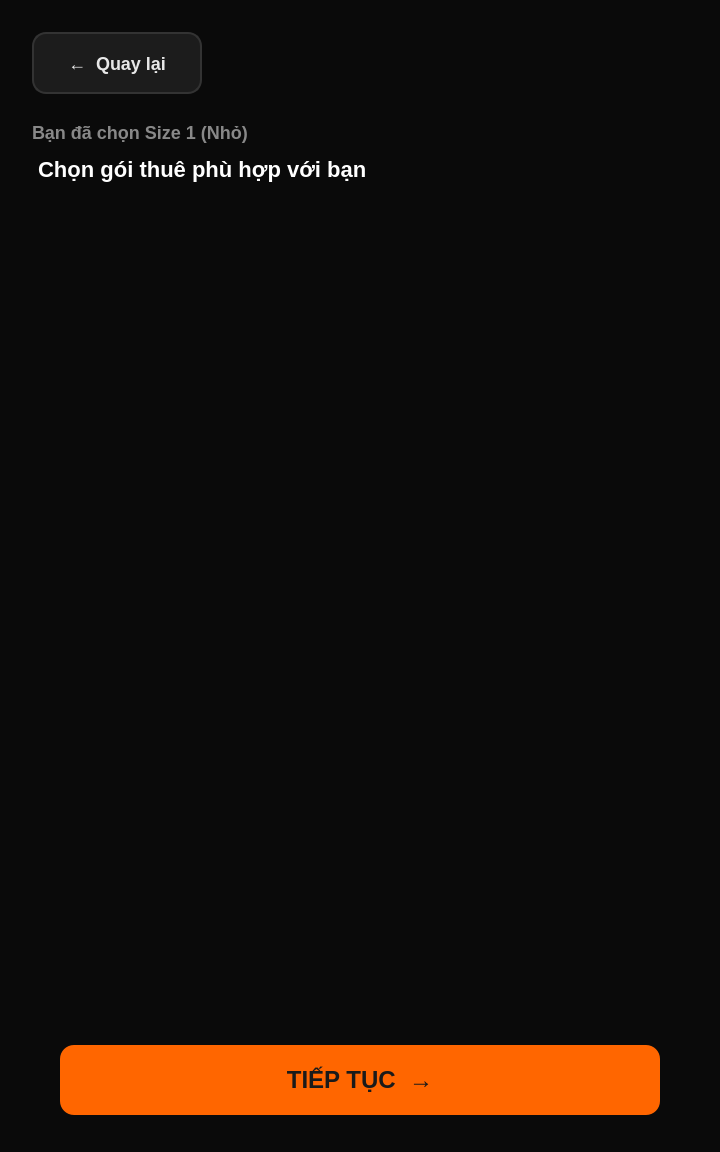
This is raspi_app/ui/RentPlan.ui in nhatbx4002/SmartBox as Qt 5 draws it before an edit. The edited form follows.
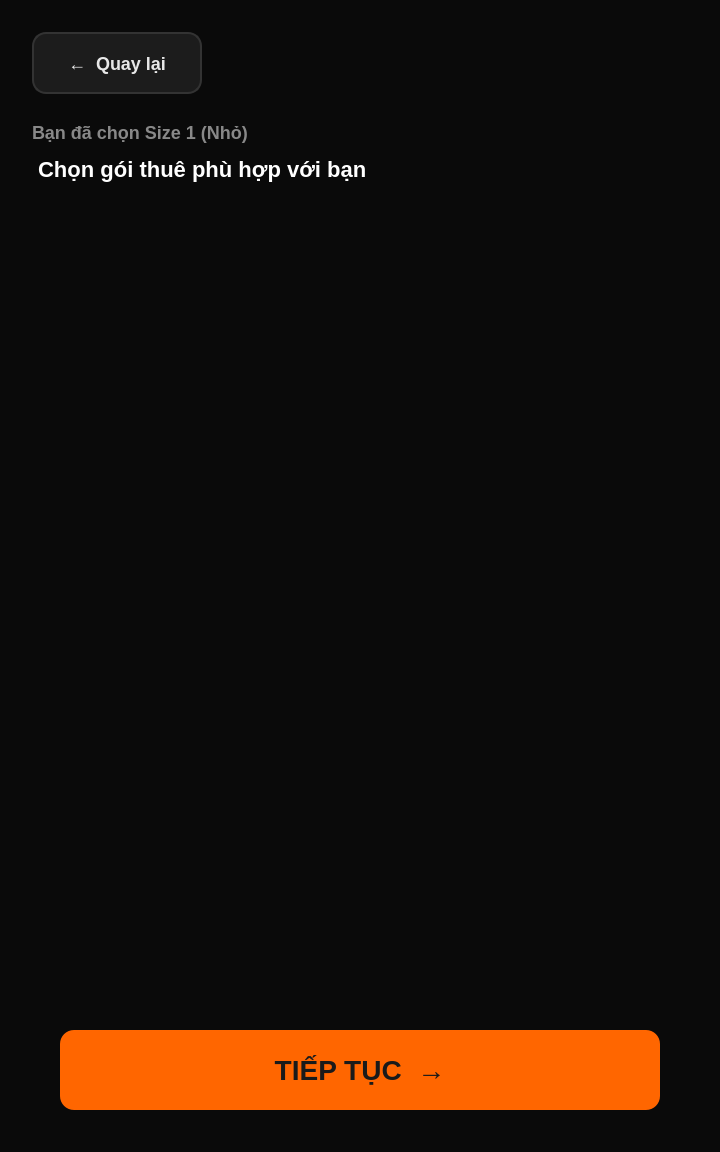
This is the edited form.

```diff
--- a/raspi_app/ui/RentPlan.ui
+++ b/raspi_app/ui/RentPlan.ui
@@ -135,9 +135,9 @@
    <property name="geometry">
     <rect>
      <x>60</x>
-     <y>1045</y>
+     <y>1030</y>
      <width>600</width>
-     <height>70</height>
+     <height>80</height>
     </rect>
    </property>
    <property name="styleSheet">
@@ -146,7 +146,7 @@
     border: none;
     border-radius: 14px;
     color: #1A1A1A;
-    font-size: 24px;
+    font-size: 28px;
     font-weight: bold;
 }
 QPushButton#btnContinue:disabled {
```
Left out of the diff: 2 changed lines with no effect on the pictures.
